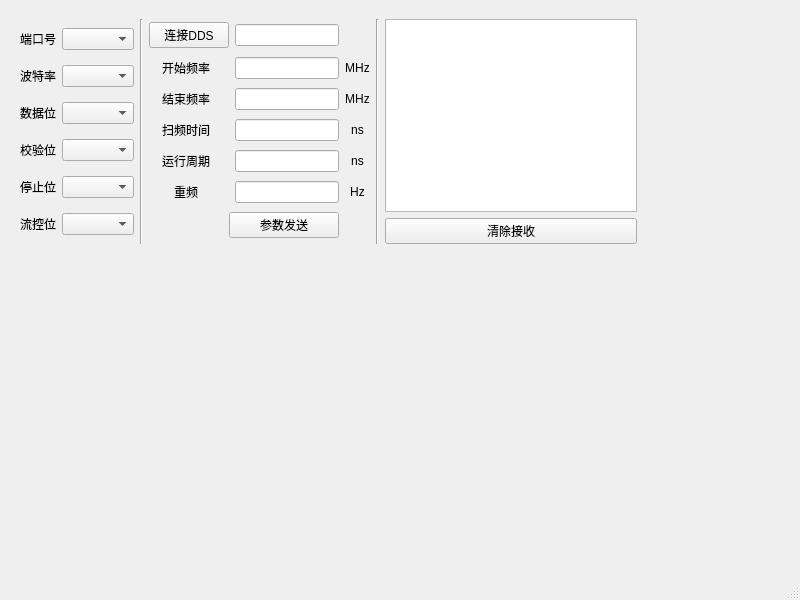
This is DDS_project/ddswindow.ui in CofsFsdClub/DAS as Qt 5 draws it before an edit. The edited form follows.
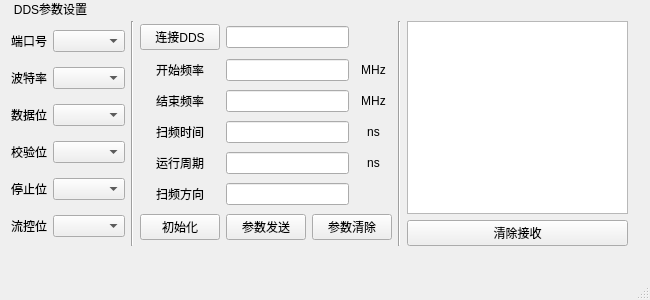
This is the edited form.

Patch:
```diff
--- a/DDS_project/ddswindow.ui
+++ b/DDS_project/ddswindow.ui
@@ -6,19 +6,44 @@
    <rect>
     <x>0</x>
     <y>0</y>
-    <width>800</width>
-    <height>600</height>
+    <width>650</width>
+    <height>300</height>
    </rect>
   </property>
   <property name="windowTitle">
    <string>ddsWindow</string>
   </property>
   <widget class="QWidget" name="centralwidget">
+   <widget class="QLabel" name="label_12">
+    <property name="geometry">
+     <rect>
+      <x>10</x>
+      <y>0</y>
+      <width>81</width>
+      <height>16</height>
+     </rect>
+    </property>
+    <property name="text">
+     <string>DDS参数设置</string>
+    </property>
+    <property name="textFormat">
+     <enum>Qt::RichText</enum>
+    </property>
+    <property name="scaledContents">
+     <bool>true</bool>
+    </property>
+    <property name="alignment">
+     <set>Qt::AlignCenter</set>
+    </property>
+    <property name="wordWrap">
+     <bool>false</bool>
+    </property>
+   </widget>
    <widget class="QWidget" name="">
     <property name="geometry">
      <rect>
-      <x>20</x>
-      <y>19</y>
+      <x>11</x>
+      <y>21</y>
       <width>617</width>
       <height>225</height>
      </rect>
@@ -133,7 +158,7 @@
      </item>
      <item row="0" column="2">
       <layout class="QGridLayout" name="gridLayout">
-       <item row="0" column="0" colspan="2">
+       <item row="0" column="0">
         <widget class="QPushButton" name="connect_dds_Button">
          <property name="enabled">
           <bool>true</bool>
@@ -152,7 +177,7 @@
          </property>
         </widget>
        </item>
-       <item row="0" column="2">
+       <item row="0" column="1" colspan="2">
         <widget class="QLineEdit" name="dds_connect_state">
          <property name="sizePolicy">
           <sizepolicy hsizetype="Expanding" vsizetype="Fixed">
@@ -181,7 +206,7 @@
          </property>
         </widget>
        </item>
-       <item row="1" column="2">
+       <item row="1" column="1" colspan="2">
         <widget class="QLineEdit" name="start_freq">
          <property name="sizePolicy">
           <sizepolicy hsizetype="Expanding" vsizetype="Fixed">
@@ -220,7 +245,7 @@
          </property>
         </widget>
        </item>
-       <item row="2" column="2">
+       <item row="2" column="1" colspan="2">
         <widget class="QLineEdit" name="stop_freq">
          <property name="sizePolicy">
           <sizepolicy hsizetype="Expanding" vsizetype="Fixed">
@@ -259,7 +284,7 @@
          </property>
         </widget>
        </item>
-       <item row="3" column="2">
+       <item row="3" column="1" colspan="2">
         <widget class="QLineEdit" name="sweep_time">
          <property name="sizePolicy">
           <sizepolicy hsizetype="Expanding" vsizetype="Fixed">
@@ -298,7 +323,7 @@
          </property>
         </widget>
        </item>
-       <item row="4" column="2">
+       <item row="4" column="1" colspan="2">
         <widget class="QLineEdit" name="sys_time">
          <property name="sizePolicy">
           <sizepolicy hsizetype="Expanding" vsizetype="Fixed">
@@ -330,15 +355,15 @@
           </sizepolicy>
          </property>
          <property name="text">
-          <string>重频</string>
+          <string>扫频方向</string>
          </property>
          <property name="alignment">
           <set>Qt::AlignCenter</set>
          </property>
         </widget>
        </item>
-       <item row="5" column="2">
-        <widget class="QLineEdit" name="triger_freq">
+       <item row="5" column="1" colspan="2">
+        <widget class="QLineEdit" name="pulse_position">
          <property name="sizePolicy">
           <sizepolicy hsizetype="Expanding" vsizetype="Fixed">
            <horstretch>0</horstretch>
@@ -353,14 +378,27 @@
        <item row="5" column="3">
         <widget class="QLabel" name="label_11">
          <property name="text">
-          <string>Hz</string>
+          <string/>
          </property>
          <property name="alignment">
           <set>Qt::AlignCenter</set>
          </property>
         </widget>
        </item>
-       <item row="6" column="1" colspan="2">
+       <item row="6" column="2" colspan="2">
+        <widget class="QPushButton" name="para_set_Button_2">
+         <property name="sizePolicy">
+          <sizepolicy hsizetype="Expanding" vsizetype="Fixed">
+           <horstretch>0</horstretch>
+           <verstretch>0</verstretch>
+          </sizepolicy>
+         </property>
+         <property name="text">
+          <string>参数清除</string>
+         </property>
+        </widget>
+       </item>
+       <item row="6" column="1">
         <widget class="QPushButton" name="para_set_Button">
          <property name="sizePolicy">
           <sizepolicy hsizetype="Expanding" vsizetype="Fixed">
@@ -373,6 +411,19 @@
          </property>
         </widget>
        </item>
+       <item row="6" column="0">
+        <widget class="QPushButton" name="para_initial_Button">
+         <property name="sizePolicy">
+          <sizepolicy hsizetype="Expanding" vsizetype="Fixed">
+           <horstretch>0</horstretch>
+           <verstretch>0</verstretch>
+          </sizepolicy>
+         </property>
+         <property name="text">
+          <string>初始化</string>
+         </property>
+        </widget>
+       </item>
       </layout>
      </item>
      <item row="0" column="3">
```
Left out of the diff: 4 changed lines with no effect on the pictures.
